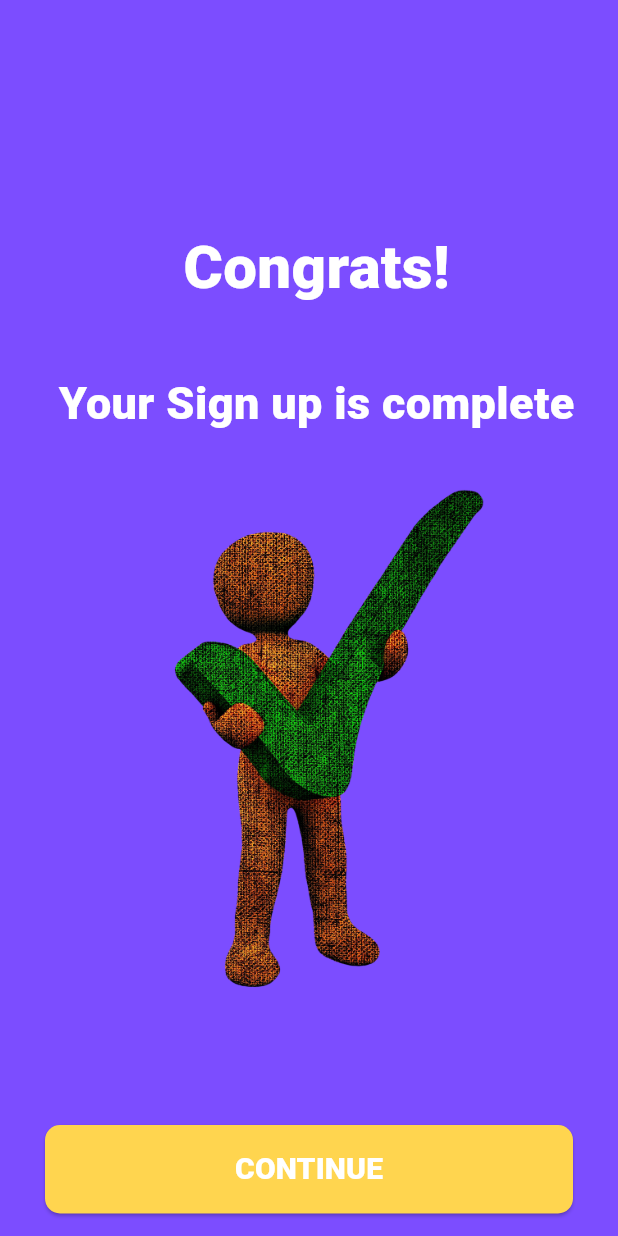
After one commit to ChrisKamanzi/lost-and-found, a Flutter app: the congrat screen opened by its route, on a phone screen of 412 x 824 dp. The commit adds this screen. Run offline on Flutter 3.47's test engine with Material 3 defaults, Android fonts, the light colour scheme and no system bars; our stand-ins replace flutter_riverpod, go_router, google_fonts, image_picker, riverpod; Roboto replaces fonts that are missing (Brawler).

Commit message:
Worked on the congrat UI

```diff
--- a/lib/main.dart
+++ b/lib/main.dart
@@ -5,6 +5,7 @@ import 'package:lost_and_found/create_Ad/create_ad_reg.dart';
 import 'package:lost_and_found/create_Ad/requestor_info.dart';
 import 'package:lost_and_found/create_Ad/select_pic.dart';
 import 'package:lost_and_found/create_Ad/upload_image.dart';
+import 'package:lost_and_found/pages/authentication/congrat.dart';
 import 'package:lost_and_found/pages/authentication/forgot_password.dart';
 import 'package:lost_and_found/pages/authentication/forgot_token.dart';
 import 'package:lost_and_found/pages/authentication/home_login .dart';
@@ -126,5 +127,11 @@ final GoRouter _router = GoRouter(
         return account();
       },
     ),
+    GoRoute(
+      path: '/congrat',
+      builder: (BuildContext context, GoRouterState state) {
+        return congrat();
+      },
+    ),
   ],
 );
--- /dev/null
+++ b/lib/pages/authentication/congrat.dart
@@ -0,0 +1,68 @@
+import 'package:flutter/material.dart';
+import 'package:go_router/go_router.dart';
+import 'package:google_fonts/google_fonts.dart';
+import 'package:lost_and_found/widgets/elevated_button.dart';
+
+class congrat extends StatelessWidget {
+  const congrat({super.key});
+
+  @override
+  Widget build(BuildContext context) {
+    return Scaffold(
+      appBar: AppBar(backgroundColor: Colors.transparent),
+      extendBodyBehindAppBar: true,
+      backgroundColor: Colors.deepPurpleAccent,
+      body: Stack(
+        children: [
+          Padding(
+            padding: const EdgeInsets.only(top: 150, left: 20, right: 10),
+            child: Column(
+              children: [
+                Text(
+                  'Congrats!',
+                  style: GoogleFonts.brawler(
+                    textStyle: TextStyle(
+                      fontWeight: FontWeight.w900,
+                      color: Colors.white,
+                      fontSize: 40,
+                    ),
+                  ),
+                ),
+                SizedBox(height: 40),
+                Text(
+                  'Your Sign up is complete',
+                  style: GoogleFonts.brawler(
+                    textStyle: TextStyle(
+                      color: Colors.white,
+                      fontSize: 30,
+                      fontWeight: FontWeight.w800,
+                    ),
+                  ),
+                ),
+
+                SizedBox(height: 30,),
+
+                SizedBox(
+                    height: 350,
+                    width: 500,
+                    child: Image.asset('asset/success.png',))
+              ],
+            ),
+          ),
+
+          Padding(
+            padding: const EdgeInsets.only(top: 750, left: 30, right: 30),
+            child: Column(
+              children: [
+                button(
+                  text: 'CONTINUE',
+                  onPressed: () => context.go('/login'),
+                ),
+              ],
+            ),
+          ),
+        ],
+      ),
+    );
+  }
+}
--- a/lib/pages/authentication/sign_up.dart
+++ b/lib/pages/authentication/sign_up.dart
@@ -45,7 +45,7 @@ class sign_up extends StatelessWidget {
         Navigator.of(context).pop();
         final data = json.decode(response.body);
         print('Success: $data');
-        context.go('/login');
+        context.go('/congrat');
       } else {
         Navigator.of(context).pop();
         print('Login failed with status: ${response.statusCode}');
--- a/lib/widgets/drawer.dart
+++ b/lib/widgets/drawer.dart
@@ -130,7 +130,7 @@ class drawer extends StatelessWidget {
                 ),
                 SizedBox(height: 200),
                 TextButton(
-                  onPressed: () {},
+                  onPressed: () => context.push('/congrat'),
                   child: Text(
                     'LogOut',
                     style: GoogleFonts.brawler(
```
Also changed, not shown: asset/success.png.
